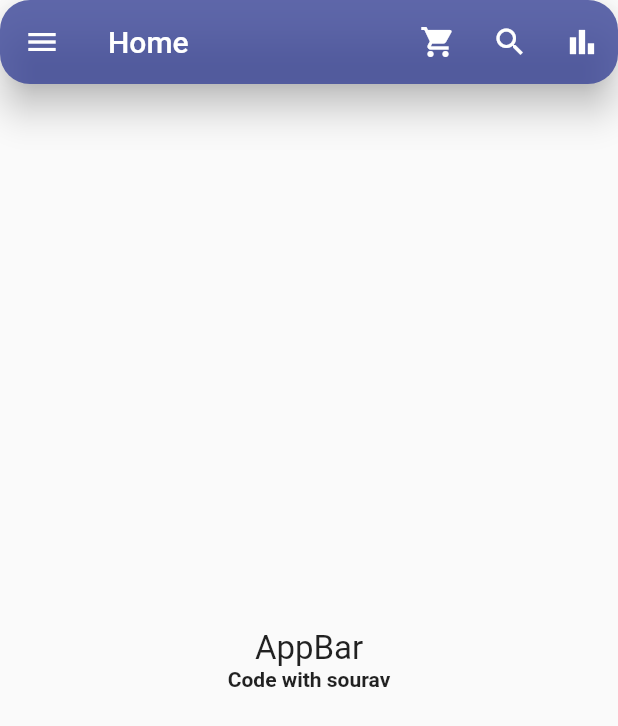
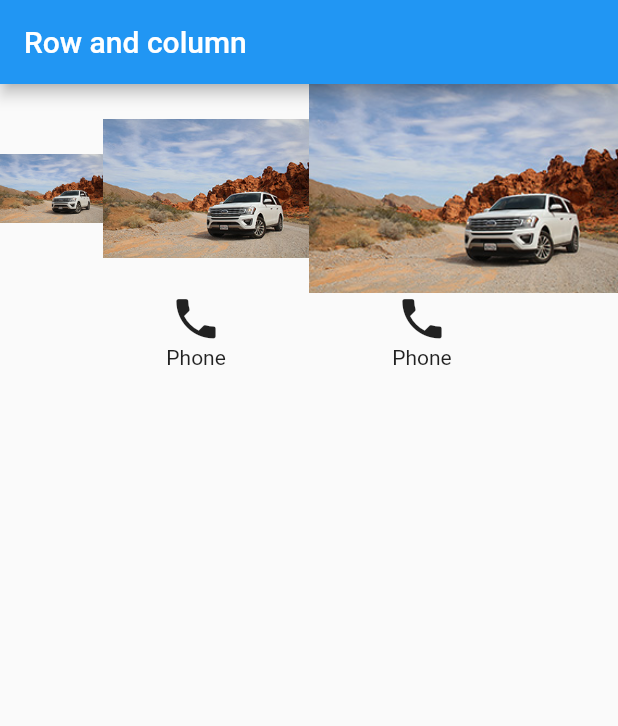
Before and after one commit to Majumder99/intro-to-flutter, a Flutter app: the screen it shows after launch, on a phone screen of 412 x 824 dp. Shown: the top 726 px of the screen. Run offline on Flutter 3.47's test engine with Material 2 defaults, Android fonts, the phone set to English and light mode, and no system bars; our stand-ins replace font_awesome_flutter.

Commit message:
row and column

```diff
--- a/lib/main.dart
+++ b/lib/main.dart
@@ -5,6 +5,7 @@ import "screens/Dashboard.dart";
 import "screens/MainContent.dart";
 import "screens/MainButton.dart";
 import "screens/Home.dart";
+import "screens/RowColumn.dart";
 
 void main() => runApp(MyApp());
 
@@ -17,6 +18,6 @@ class MyApp extends StatelessWidget {
         title: "My first flutter app",
         themeMode: ThemeMode.system,
         debugShowCheckedModeBanner: false,
-        home: Home());
+        home: RowColumn());
   }
 }
--- /dev/null
+++ b/lib/screens/RowColumn.dart
@@ -0,0 +1,48 @@
+// ignore_for_file: file_names, avoid_unnecessary_containers, sort_child_properties_last
+// ignore_for_file: prefer_const_constructors, prefer_const_literals_to_create_immutables
+
+import "package:flutter/material.dart";
+
+class RowColumn extends StatelessWidget {
+  const RowColumn({super.key});
+
+  @override
+  Widget build(BuildContext context) {
+    return Scaffold(
+      appBar: AppBar(
+        title: Text("Row and column"),
+      ),
+      body: Container(
+        child: Column(children: [
+          Row(
+            children: [
+              Expanded(
+                child: Image(image: AssetImage("images/car.jpg")),
+                flex: 1,
+              ),
+              Expanded(
+                child: Image(image: AssetImage("images/car.jpg")),
+                flex: 2,
+              ),
+              Expanded(
+                child: Image(image: AssetImage("images/car.jpg")),
+                flex: 3,
+              ),
+            ],
+          ),
+          Row(
+            mainAxisAlignment: MainAxisAlignment.spaceEvenly,
+            children: [
+              Column(
+                children: [Icon(Icons.phone, size: 35), Text("Phone")],
+              ),
+              Column(
+                children: [Icon(Icons.phone, size: 35), Text("Phone")],
+              )
+            ],
+          )
+        ]),
+      ),
+    );
+  }
+}
```
